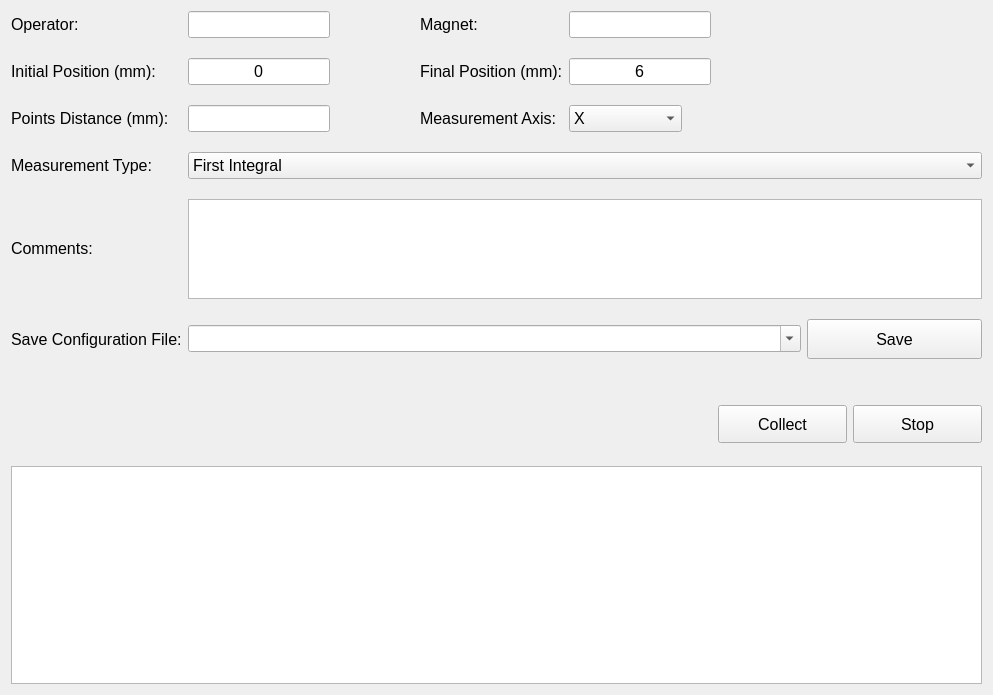
Old version of the form stretchedwire/gui/ui/measurementswidget.ui in the repository lnls-ima/stretched-wire.
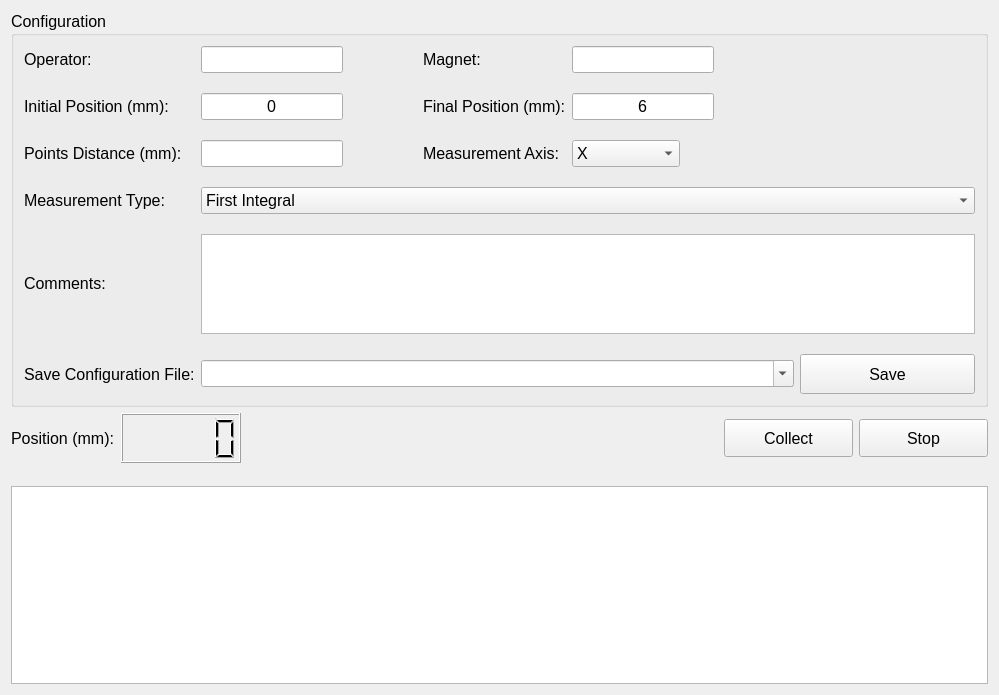
New version of the form. Icons and pictures are not drawn. Custom widgets are drawn as their Qt base class.

Patch:
```diff
--- a/stretchedwire/gui/ui/measurementswidget.ui
+++ b/stretchedwire/gui/ui/measurementswidget.ui
@@ -6,7 +6,7 @@
    <rect>
     <x>0</x>
     <y>0</y>
-    <width>989</width>
+    <width>995</width>
     <height>695</height>
    </rect>
   </property>
@@ -18,9 +18,151 @@
   <property name="windowTitle">
    <string>Form</string>
   </property>
-  <layout class="QGridLayout" name="gridLayout">
+  <layout class="QGridLayout" name="_2">
+   <item row="2" column="1" colspan="2">
+    <spacer name="verticalSpacer_6">
+     <property name="orientation">
+      <enum>Qt::Vertical</enum>
+     </property>
+     <property name="sizeType">
+      <enum>QSizePolicy::Fixed</enum>
+     </property>
+     <property name="sizeHint" stdset="0">
+      <size>
+       <width>971</width>
+       <height>17</height>
+      </size>
+     </property>
+    </spacer>
+   </item>
+   <item row="1" column="0" colspan="3">
+    <layout class="QHBoxLayout" name="horizontalLayout">
+     <item>
+      <widget class="QLabel" name="label_4">
+       <property name="text">
+        <string>Position (mm):</string>
+       </property>
+      </widget>
+     </item>
+     <item>
+      <widget class="QLCDNumber" name="lcd_pos">
+       <property name="sizePolicy">
+        <sizepolicy hsizetype="Preferred" vsizetype="Preferred">
+         <horstretch>0</horstretch>
+         <verstretch>0</verstretch>
+        </sizepolicy>
+       </property>
+       <property name="minimumSize">
+        <size>
+         <width>120</width>
+         <height>50</height>
+        </size>
+       </property>
+      </widget>
+     </item>
+     <item>
+      <spacer name="horizontalSpacer_2">
+       <property name="orientation">
+        <enum>Qt::Horizontal</enum>
+       </property>
+       <property name="sizeHint" stdset="0">
+        <size>
+         <width>40</width>
+         <height>20</height>
+        </size>
+       </property>
+      </spacer>
+     </item>
+     <item>
+      <widget class="QPushButton" name="pbt_start_meas">
+       <property name="sizePolicy">
+        <sizepolicy hsizetype="Preferred" vsizetype="Fixed">
+         <horstretch>0</horstretch>
+         <verstretch>0</verstretch>
+        </sizepolicy>
+       </property>
+       <property name="minimumSize">
+        <size>
+         <width>129</width>
+         <height>38</height>
+        </size>
+       </property>
+       <property name="maximumSize">
+        <size>
+         <width>129</width>
+         <height>38</height>
+        </size>
+       </property>
+       <property name="text">
+        <string>Collect</string>
+       </property>
+       <property name="icon">
+        <iconset>
+         <normaloff>../../resources/img/play.png</normaloff>../../resources/img/play.png</iconset>
+       </property>
+       <property name="iconSize">
+        <size>
+         <width>70</width>
+         <height>70</height>
+        </size>
+       </property>
+      </widget>
+     </item>
+     <item>
+      <widget class="QPushButton" name="pbt_stop_meas">
+       <property name="sizePolicy">
+        <sizepolicy hsizetype="Fixed" vsizetype="Fixed">
+         <horstretch>0</horstretch>
+         <verstretch>0</verstretch>
+        </sizepolicy>
+       </property>
+       <property name="minimumSize">
+        <size>
+         <width>129</width>
+         <height>38</height>
+        </size>
+       </property>
+       <property name="maximumSize">
+        <size>
+         <width>129</width>
+         <height>38</height>
+        </size>
+       </property>
+       <property name="text">
+        <string>Stop</string>
+       </property>
+       <property name="icon">
+        <iconset>
+         <normaloff>../../resources/img/stop_sign.png</normaloff>../../resources/img/stop_sign.png</iconset>
+       </property>
+       <property name="iconSize">
+        <size>
+         <width>30</width>
+         <height>30</height>
+        </size>
+       </property>
+      </widget>
+     </item>
+    </layout>
+   </item>
    <item row="0" column="0" colspan="3">
+    <widget class="QGroupBox" name="groupBox">
+     <property name="title">
+      <string>Configuration</string>
+     </property>
     <layout class="QGridLayout" name="gridLayout_14">
+      <property name="leftMargin">
+       <number>10</number>
+      </property>
+      <property name="topMargin">
+       <number>10</number>
+      </property>
+      <property name="rightMargin">
+       <number>10</number>
+      </property>
+      <property name="bottomMargin">
+       <number>10</number>
+      </property>
      <property name="verticalSpacing">
       <number>20</number>
      </property>
@@ -124,22 +266,6 @@
        </property>
       </widget>
      </item>
-     <item row="0" column="4" colspan="3">
-      <widget class="QLineEdit" name="le_magnet_name">
-       <property name="sizePolicy">
-        <sizepolicy hsizetype="Fixed" vsizetype="Fixed">
-         <horstretch>0</horstretch>
-         <verstretch>0</verstretch>
-        </sizepolicy>
-       </property>
-       <property name="text">
-        <string/>
-       </property>
-       <property name="alignment">
-        <set>Qt::AlignLeading|Qt::AlignLeft|Qt::AlignVCenter</set>
-       </property>
-      </widget>
-     </item>
      <item row="7" column="1" colspan="6">
       <widget class="QTextEdit" name="te_meas_details">
        <property name="sizePolicy">
@@ -196,22 +322,6 @@
        </property>
       </widget>
      </item>
-     <item row="1" column="4" rowspan="2" colspan="3">
-      <widget class="QLineEdit" name="le_final_pos">
-       <property name="sizePolicy">
-        <sizepolicy hsizetype="Fixed" vsizetype="Fixed">
-         <horstretch>0</horstretch>
-         <verstretch>0</verstretch>
-        </sizepolicy>
-       </property>
-       <property name="text">
-        <string>6</string>
-       </property>
-       <property name="alignment">
-        <set>Qt::AlignCenter</set>
-       </property>
-      </widget>
-     </item>
      <item row="3" column="3">
       <widget class="QLabel" name="label_2">
        <property name="text">
@@ -284,110 +394,40 @@
        </item>
       </widget>
      </item>
-    </layout>
-   </item>
-   <item row="2" column="0" colspan="3">
-    <layout class="QHBoxLayout" name="horizontalLayout">
-     <item>
-      <spacer name="horizontalSpacer_2">
-       <property name="orientation">
-        <enum>Qt::Horizontal</enum>
-       </property>
-       <property name="sizeHint" stdset="0">
-        <size>
-         <width>40</width>
-         <height>20</height>
-        </size>
-       </property>
-      </spacer>
-     </item>
-     <item>
-      <widget class="QPushButton" name="pbt_start_meas">
+      <item row="1" column="4" rowspan="2" colspan="2">
+       <widget class="QLineEdit" name="le_final_pos">
        <property name="sizePolicy">
-        <sizepolicy hsizetype="Preferred" vsizetype="Fixed">
+         <sizepolicy hsizetype="Fixed" vsizetype="Fixed">
          <horstretch>0</horstretch>
          <verstretch>0</verstretch>
         </sizepolicy>
        </property>
-       <property name="minimumSize">
-        <size>
-         <width>129</width>
-         <height>38</height>
-        </size>
-       </property>
-       <property name="maximumSize">
-        <size>
-         <width>129</width>
-         <height>38</height>
-        </size>
-       </property>
        <property name="text">
-        <string>Collect</string>
-       </property>
-       <property name="icon">
-        <iconset>
-         <normaloff>../../resources/img/play.png</normaloff>../../resources/img/play.png</iconset>
-       </property>
-       <property name="iconSize">
-        <size>
-         <width>70</width>
-         <height>70</height>
-        </size>
-       </property>
-      </widget>
-     </item>
-     <item>
-      <widget class="QPushButton" name="pbt_stop_meas">
+         <string>6</string>
+        </property>
+        <property name="alignment">
+         <set>Qt::AlignCenter</set>
+        </property>
+       </widget>
+      </item>
+      <item row="0" column="4" colspan="2">
+       <widget class="QLineEdit" name="le_magnet_name">
        <property name="sizePolicy">
         <sizepolicy hsizetype="Fixed" vsizetype="Fixed">
          <horstretch>0</horstretch>
          <verstretch>0</verstretch>
         </sizepolicy>
        </property>
-       <property name="minimumSize">
-        <size>
-         <width>129</width>
-         <height>38</height>
-        </size>
-       </property>
-       <property name="maximumSize">
-        <size>
-         <width>129</width>
-         <height>38</height>
-        </size>
-       </property>
        <property name="text">
-        <string>Stop</string>
-       </property>
-       <property name="icon">
-        <iconset>
-         <normaloff>../../resources/img/stop_sign.png</normaloff>../../resources/img/stop_sign.png</iconset>
-       </property>
-       <property name="iconSize">
-        <size>
-         <width>30</width>
-         <height>30</height>
-        </size>
-       </property>
+         <string/>
+        </property>
+        <property name="alignment">
+         <set>Qt::AlignLeading|Qt::AlignLeft|Qt::AlignVCenter</set>
+        </property>
       </widget>
      </item>
     </layout>
-   </item>
-   <item row="3" column="0" colspan="3">
-    <spacer name="verticalSpacer_6">
-     <property name="orientation">
-      <enum>Qt::Vertical</enum>
-     </property>
-     <property name="sizeType">
-      <enum>QSizePolicy::Fixed</enum>
-     </property>
-     <property name="sizeHint" stdset="0">
-      <size>
-       <width>971</width>
-       <height>17</height>
-      </size>
-     </property>
-    </spacer>
+    </widget>
    </item>
    <item row="4" column="0" colspan="3">
     <widget class="PlotWidget" name="gv_rawcurves">
@@ -402,22 +442,6 @@
      </property>
     </widget>
    </item>
-   <item row="1" column="1">
-    <spacer name="verticalSpacer_8">
-     <property name="orientation">
-      <enum>Qt::Vertical</enum>
-     </property>
-     <property name="sizeType">
-      <enum>QSizePolicy::Fixed</enum>
-     </property>
-     <property name="sizeHint" stdset="0">
-      <size>
-       <width>20</width>
-       <height>40</height>
-      </size>
-     </property>
-    </spacer>
-   </item>
   </layout>
  </widget>
  <customwidgets>
```
Lines whose indentation alone changed are shown as unchanged.
